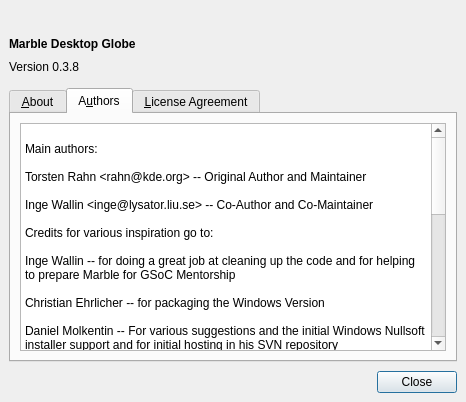
This is src/lib/MarbleAboutDialog.ui in KDE/marble as Qt 5 draws it before an edit. The edited form follows.
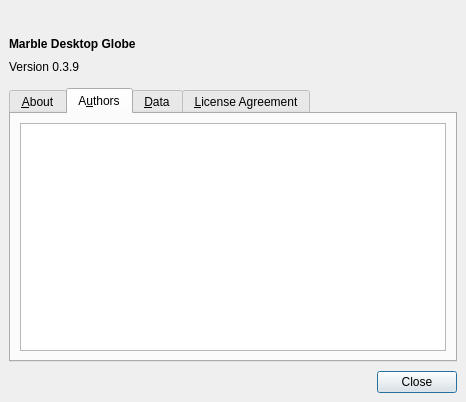
This is the edited form. The open tabs and pages were chosen to show the change. Icons and pictures are not drawn.

Commit message: Load files in About Dialog on request.

```diff
--- a/src/lib/MarbleAboutDialog.ui
+++ b/src/lib/MarbleAboutDialog.ui
@@ -58,7 +58,7 @@
    <item>
     <widget class="QLabel" name="m_pMarbleVersionLabel" >
      <property name="text" >
-      <string>Version 0.3.8</string>
+      <string>Version 0.3.9</string>
      </property>
     </widget>
    </item>
@@ -129,42 +129,6 @@
           <string>&lt;html>&lt;head>&lt;meta name="qrichtext" content="1" />&lt;style type="text/css">
 p, li { white-space: pre-wrap; }
 &lt;/style>&lt;/head>&lt;body style=" font-family:'Sans Serif'; font-size:9pt; font-weight:400; font-style:normal; text-decoration:none;">
-&lt;p style="-qt-paragraph-type:empty; margin-top:0px; margin-bottom:0px; margin-left:0px; margin-right:0px; -qt-block-indent:0; text-indent:0px;">&lt;/p>
-&lt;p style=" margin-top:0px; margin-bottom:0px; margin-left:0px; margin-right:0px; -qt-block-indent:0; text-indent:0px;">Main authors:&lt;/p>
-&lt;p style="-qt-paragraph-type:empty; margin-top:0px; margin-bottom:0px; margin-left:0px; margin-right:0px; -qt-block-indent:0; text-indent:0px;">&lt;/p>
-&lt;p style=" margin-top:0px; margin-bottom:0px; margin-left:0px; margin-right:0px; -qt-block-indent:0; text-indent:0px;">Torsten Rahn &amp;lt;rahn@kde.org&amp;gt; -- Original Author and Maintainer&lt;/p>
-&lt;p style="-qt-paragraph-type:empty; margin-top:0px; margin-bottom:0px; margin-left:0px; margin-right:0px; -qt-block-indent:0; text-indent:0px;">&lt;/p>
-&lt;p style=" margin-top:0px; margin-bottom:0px; margin-left:0px; margin-right:0px; -qt-block-indent:0; text-indent:0px;">Inge Wallin &amp;lt;inge@lysator.liu.se&amp;gt; -- Co-Author and Co-Maintainer&lt;/p>
-&lt;p style="-qt-paragraph-type:empty; margin-top:0px; margin-bottom:0px; margin-left:0px; margin-right:0px; -qt-block-indent:0; text-indent:0px;">&lt;/p>
-&lt;p style=" margin-top:0px; margin-bottom:0px; margin-left:0px; margin-right:0px; -qt-block-indent:0; text-indent:0px;">Credits for various inspiration go to:&lt;/p>
-&lt;p style="-qt-paragraph-type:empty; margin-top:0px; margin-bottom:0px; margin-left:0px; margin-right:0px; -qt-block-indent:0; text-indent:0px;">&lt;/p>
-&lt;p style=" margin-top:0px; margin-bottom:0px; margin-left:0px; margin-right:0px; -qt-block-indent:0; text-indent:0px;">Inge Wallin -- for doing a great job at cleaning up the code and for helping to prepare Marble for GSoC Mentorship&lt;/p>
-&lt;p style="-qt-paragraph-type:empty; margin-top:0px; margin-bottom:0px; margin-left:0px; margin-right:0px; -qt-block-indent:0; text-indent:0px;">&lt;/p>
-&lt;p style=" margin-top:0px; margin-bottom:0px; margin-left:0px; margin-right:0px; -qt-block-indent:0; text-indent:0px;">Christian Ehrlicher -- for packaging the Windows Version&lt;/p>
-&lt;p style="-qt-paragraph-type:empty; margin-top:0px; margin-bottom:0px; margin-left:0px; margin-right:0px; -qt-block-indent:0; text-indent:0px;">&lt;/p>
-&lt;p style=" margin-top:0px; margin-bottom:0px; margin-left:0px; margin-right:0px; -qt-block-indent:0; text-indent:0px;">Daniel Molkentin -- For various suggestions and the initial Windows Nullsoft installer support and for initial hosting in his SVN repository &lt;/p>
-&lt;p style=" margin-top:0px; margin-bottom:0px; margin-left:0px; margin-right:0px; -qt-block-indent:0; text-indent:0px;">	&lt;/p>
-&lt;p style=" margin-top:0px; margin-bottom:0px; margin-left:0px; margin-right:0px; -qt-block-indent:0; text-indent:0px;">Stefan Jordan -- suggestion for using quaternions&lt;/p>
-&lt;p style="-qt-paragraph-type:empty; margin-top:0px; margin-bottom:0px; margin-left:0px; margin-right:0px; -qt-block-indent:0; text-indent:0px;">&lt;/p>
-&lt;p style=" margin-top:0px; margin-bottom:0px; margin-left:0px; margin-right:0px; -qt-block-indent:0; text-indent:0px;">Nikolaus Zimmermann -- lots of fixes and optimizations, Mac OSX packaging&lt;/p>
-&lt;p style="-qt-paragraph-type:empty; margin-top:0px; margin-bottom:0px; margin-left:0px; margin-right:0px; -qt-block-indent:0; text-indent:0px;">&lt;/p>
-&lt;p style=" margin-top:0px; margin-bottom:0px; margin-left:0px; margin-right:0px; -qt-block-indent:0; text-indent:0px;">Matthias Welwarsky (for a Windows app compile)&lt;/p>
-&lt;p style="-qt-paragraph-type:empty; margin-top:0px; margin-bottom:0px; margin-left:0px; margin-right:0px; -qt-block-indent:0; text-indent:0px;">&lt;/p>
-&lt;p style=" margin-top:0px; margin-bottom:0px; margin-left:0px; margin-right:0px; -qt-block-indent:0; text-indent:0px;">Josef Spillner -- for help with FIFO-bump mapping optimizations&lt;/p>
-&lt;p style="-qt-paragraph-type:empty; margin-top:0px; margin-bottom:0px; margin-left:0px; margin-right:0px; -qt-block-indent:0; text-indent:0px;">&lt;/p>
-&lt;p style=" margin-top:0px; margin-bottom:0px; margin-left:0px; margin-right:0px; -qt-block-indent:0; text-indent:0px;">Martin Konold -- optimiziation suggestions in TexColorizer&lt;/p>
-&lt;p style="-qt-paragraph-type:empty; margin-top:0px; margin-bottom:0px; margin-left:0px; margin-right:0px; -qt-block-indent:0; text-indent:0px;">&lt;/p>
-&lt;p style=" margin-top:0px; margin-bottom:0px; margin-left:0px; margin-right:0px; -qt-block-indent:0; text-indent:0px;">Frerich Raabe -- lots of FreeBSD fixes and optimizations&lt;/p>
-&lt;p style="-qt-paragraph-type:empty; margin-top:0px; margin-bottom:0px; margin-left:0px; margin-right:0px; -qt-block-indent:0; text-indent:0px;">&lt;/p>
-&lt;p style=" margin-top:0px; margin-bottom:0px; margin-left:0px; margin-right:0px; -qt-block-indent:0; text-indent:0px;">Joseph Wenninger -- adding initial cmake support&lt;/p>
-&lt;p style="-qt-paragraph-type:empty; margin-top:0px; margin-bottom:0px; margin-left:0px; margin-right:0px; -qt-block-indent:0; text-indent:0px;">&lt;/p>
-&lt;p style=" margin-top:0px; margin-bottom:0px; margin-left:0px; margin-right:0px; -qt-block-indent:0; text-indent:0px;">Fredrik Höglund -- testing and bugfixes&lt;/p>
-&lt;p style="-qt-paragraph-type:empty; margin-top:0px; margin-bottom:0px; margin-left:0px; margin-right:0px; -qt-block-indent:0; text-indent:0px;">&lt;/p>
-&lt;p style=" margin-top:0px; margin-bottom:0px; margin-left:0px; margin-right:0px; -qt-block-indent:0; text-indent:0px;">Carlos Licea -- for improvements on the scale bar code&lt;/p>
-&lt;p style="-qt-paragraph-type:empty; margin-top:0px; margin-bottom:0px; margin-left:0px; margin-right:0px; -qt-block-indent:0; text-indent:0px;">&lt;/p>
-&lt;p style=" margin-top:0px; margin-bottom:0px; margin-left:0px; margin-right:0px; -qt-block-indent:0; text-indent:0px;">Thomas Zander -- for various fixes and bugreports&lt;/p>
-&lt;p style="-qt-paragraph-type:empty; margin-top:0px; margin-bottom:0px; margin-left:0px; margin-right:0px; -qt-block-indent:0; text-indent:0px;">&lt;/p>
-&lt;p style=" margin-top:0px; margin-bottom:0px; margin-left:0px; margin-right:0px; -qt-block-indent:0; text-indent:0px;">And special thanks to Rainer Endres for working on worldwide.kde.org and testing.&lt;/p>
 &lt;p style="-qt-paragraph-type:empty; margin-top:0px; margin-bottom:0px; margin-left:0px; margin-right:0px; -qt-block-indent:0; text-indent:0px;">&lt;/p>&lt;/body>&lt;/html></string>
          </property>
          <property name="openExternalLinks" >
@@ -174,7 +138,33 @@
        </item>
       </layout>
      </widget>
-     <widget class="QWidget" name="tab_3" >
+     <widget class="QWidget" name="m_dataTab" >
+      <attribute name="title" >
+       <string>&amp;Data</string>
+      </attribute>
+      <layout class="QVBoxLayout" >
+       <property name="margin" >
+        <number>9</number>
+       </property>
+       <property name="spacing" >
+        <number>6</number>
+       </property>
+       <item>
+        <widget class="QTextBrowser" name="m_pMarbleDataBrowser" >
+         <property name="html" >
+          <string>&lt;html>&lt;head>&lt;meta name="qrichtext" content="1" />&lt;style type="text/css">
+p, li { white-space: pre-wrap; }
+&lt;/style>&lt;/head>&lt;body style=" font-family:'Sans Serif'; font-size:9pt; font-weight:400; font-style:normal; text-decoration:none;">
+&lt;p style="-qt-paragraph-type:empty; margin-top:0px; margin-bottom:0px; margin-left:0px; margin-right:0px; -qt-block-indent:0; text-indent:0px;">&lt;/p>&lt;/body>&lt;/html></string>
+         </property>
+         <property name="openExternalLinks" >
+          <bool>true</bool>
+         </property>
+        </widget>
+       </item>
+      </layout>
+     </widget>
+     <widget class="QWidget" name="m_licenseTab" >
       <attribute name="title" >
        <string>&amp;License Agreement</string>
       </attribute>
```
Left out of the diff: 6 changed lines with no effect on the pictures. The commit also changes 6 other files.
